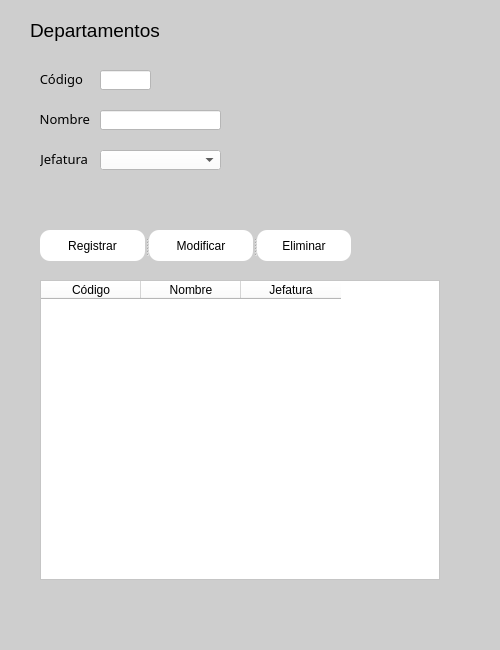
The window that src/004_departamentos.ui (rvqzs/tresPatitos) describes before a commit, drawn with Qt 5.
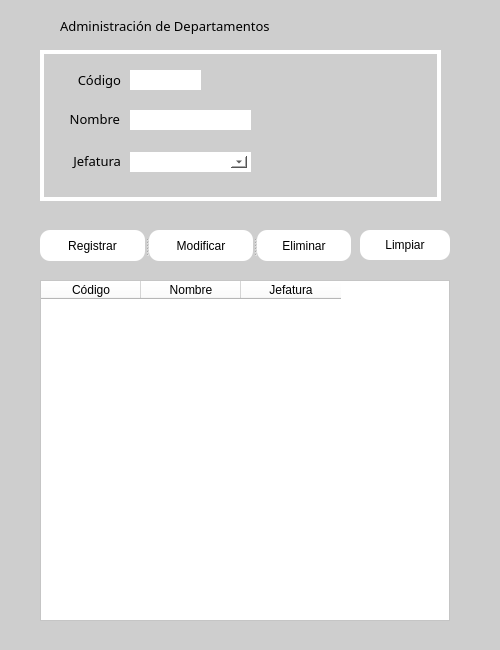
The same window after the commit. Icons and pictures are not drawn.

Commit message:
Update Ventana Departamentos #9
Mejoras de diseño, igual a Ventana Usuarios.

Verifica que no hayan dos departamentos con el mismo nombre.

Se actualiza automaticamente la tabla.

 El texto de Jefatura carga en la tabla y en Mongo al guardar un Departamento.

Mejoras en botones de registrar y editar.

limpiarDepartamentos

The edit to the form file:
```diff
--- a/src/004_departamentos.ui
+++ b/src/004_departamentos.ui
@@ -35,19 +35,27 @@
   <widget class="QLabel" name="lbl_departamentos">
    <property name="geometry">
     <rect>
-     <x>30</x>
+     <x>60</x>
      <y>10</y>
-     <width>141</width>
-     <height>41</height>
+     <width>211</width>
+     <height>31</height>
     </rect>
    </property>
    <property name="font">
     <font>
-     <pointsize>14</pointsize>
+     <family>Segoe UI Semibold</family>
+     <pointsize>10</pointsize>
+     <weight>5</weight>
+     <italic>false</italic>
+     <bold>false</bold>
     </font>
    </property>
+   <property name="styleSheet">
+    <string notr="true">font: 43 10pt &quot;Segoe UI Semibold&quot;;
+border:none;</string>
+   </property>
    <property name="text">
-    <string>Departamentos</string>
+    <string>Administración de Departamentos</string>
    </property>
   </widget>
   <widget class="QTableWidget" name="tblDepartamentos">
@@ -55,20 +63,20 @@
     <rect>
      <x>40</x>
      <y>280</y>
-     <width>400</width>
-     <height>300</height>
+     <width>410</width>
+     <height>341</height>
     </rect>
    </property>
    <property name="minimumSize">
     <size>
-     <width>400</width>
-     <height>300</height>
+     <width>410</width>
+     <height>320</height>
     </size>
    </property>
    <property name="maximumSize">
     <size>
-     <width>400</width>
-     <height>300</height>
+     <width>1500</width>
+     <height>1500</height>
     </size>
    </property>
    <property name="styleSheet">
@@ -96,144 +104,6 @@
     </property>
    </column>
   </widget>
-  <widget class="QLineEdit" name="txt_codigo">
-   <property name="geometry">
-    <rect>
-     <x>100</x>
-     <y>70</y>
-     <width>51</width>
-     <height>20</height>
-    </rect>
-   </property>
-   <property name="styleSheet">
-    <string notr="true">background-color: rgb(255, 255, 255);</string>
-   </property>
-  </widget>
-  <widget class="QLineEdit" name="txt_nombre">
-   <property name="geometry">
-    <rect>
-     <x>100</x>
-     <y>110</y>
-     <width>121</width>
-     <height>20</height>
-    </rect>
-   </property>
-   <property name="styleSheet">
-    <string notr="true">background-color: rgb(255, 255, 255);</string>
-   </property>
-  </widget>
-  <widget class="QComboBox" name="cmb_jefatura">
-   <property name="enabled">
-    <bool>true</bool>
-   </property>
-   <property name="geometry">
-    <rect>
-     <x>100</x>
-     <y>150</y>
-     <width>121</width>
-     <height>20</height>
-    </rect>
-   </property>
-   <property name="sizePolicy">
-    <sizepolicy hsizetype="Maximum" vsizetype="Fixed">
-     <horstretch>0</horstretch>
-     <verstretch>0</verstretch>
-    </sizepolicy>
-   </property>
-   <property name="styleSheet">
-    <string notr="true">background-color: rgb(255, 255, 255);</string>
-   </property>
-   <property name="editable">
-    <bool>false</bool>
-   </property>
-   <property name="currentText">
-    <string/>
-   </property>
-  </widget>
-  <widget class="QLabel" name="lbl_codigo">
-   <property name="geometry">
-    <rect>
-     <x>40</x>
-     <y>70</y>
-     <width>43</width>
-     <height>17</height>
-    </rect>
-   </property>
-   <property name="font">
-    <font>
-     <family>Segoe UI Semibold</family>
-     <pointsize>10</pointsize>
-     <weight>7</weight>
-     <italic>false</italic>
-     <bold>false</bold>
-    </font>
-   </property>
-   <property name="styleSheet">
-    <string notr="true">font: 63 10pt &quot;Segoe UI Semibold&quot;;</string>
-   </property>
-   <property name="text">
-    <string>Código</string>
-   </property>
-   <property name="alignment">
-    <set>Qt::AlignRight|Qt::AlignTrailing|Qt::AlignVCenter</set>
-   </property>
-  </widget>
-  <widget class="QLabel" name="lbl_nombre">
-   <property name="geometry">
-    <rect>
-     <x>40</x>
-     <y>110</y>
-     <width>50</width>
-     <height>17</height>
-    </rect>
-   </property>
-   <property name="font">
-    <font>
-     <family>Segoe UI Semibold</family>
-     <pointsize>10</pointsize>
-     <weight>7</weight>
-     <italic>false</italic>
-     <bold>false</bold>
-    </font>
-   </property>
-   <property name="styleSheet">
-    <string notr="true">font: 63 10pt &quot;Segoe UI Semibold&quot;;</string>
-   </property>
-   <property name="text">
-    <string>Nombre</string>
-   </property>
-   <property name="alignment">
-    <set>Qt::AlignRight|Qt::AlignTrailing|Qt::AlignVCenter</set>
-   </property>
-  </widget>
-  <widget class="QLabel" name="lbl_jefatura">
-   <property name="geometry">
-    <rect>
-     <x>40</x>
-     <y>150</y>
-     <width>48</width>
-     <height>17</height>
-    </rect>
-   </property>
-   <property name="font">
-    <font>
-     <family>Segoe UI Semibold</family>
-     <pointsize>10</pointsize>
-     <weight>7</weight>
-     <italic>false</italic>
-     <bold>false</bold>
-    </font>
-   </property>
-   <property name="styleSheet">
-    <string notr="true">font: 63 10pt &quot;Segoe UI Semibold&quot;;</string>
-   </property>
-   <property name="text">
-    <string>Jefatura</string>
-   </property>
-   <property name="alignment">
-    <set>Qt::AlignRight|Qt::AlignTrailing|Qt::AlignVCenter</set>
-   </property>
-  </widget>
   <widget class="QSplitter" name="splitter">
    <property name="geometry">
     <rect>
@@ -334,6 +204,274 @@
     </property>
    </widget>
   </widget>
+  <widget class="QLabel" name="labelHeader">
+   <property name="geometry">
+    <rect>
+     <x>20</x>
+     <y>10</y>
+     <width>31</width>
+     <height>31</height>
+    </rect>
+   </property>
+   <property name="font">
+    <font>
+     <family>Segoe UI Semibold</family>
+     <pointsize>10</pointsize>
+     <weight>7</weight>
+     <italic>false</italic>
+     <bold>false</bold>
+    </font>
+   </property>
+   <property name="styleSheet">
+    <string notr="true">font: 63 10pt &quot;Segoe UI Semibold&quot;;</string>
+   </property>
+   <property name="text">
+    <string/>
+   </property>
+   <property name="pixmap">
+    <pixmap>../res/iconDepartamentoHeader.png</pixmap>
+   </property>
+   <property name="alignment">
+    <set>Qt::AlignRight|Qt::AlignTrailing|Qt::AlignVCenter</set>
+   </property>
+  </widget>
+  <widget class="QFrame" name="frame">
+   <property name="geometry">
+    <rect>
+     <x>40</x>
+     <y>50</y>
+     <width>401</width>
+     <height>151</height>
+    </rect>
+   </property>
+   <property name="styleSheet">
+    <string notr="true">border:4px solid;
+border-color: rgb(255, 255, 255);</string>
+   </property>
+   <property name="frameShape">
+    <enum>QFrame::StyledPanel</enum>
+   </property>
+   <property name="frameShadow">
+    <enum>QFrame::Raised</enum>
+   </property>
+   <widget class="QLabel" name="lbl_codigo">
+    <property name="geometry">
+     <rect>
+      <x>30</x>
+      <y>20</y>
+      <width>51</width>
+      <height>20</height>
+     </rect>
+    </property>
+    <property name="font">
+     <font>
+      <family>Segoe UI Semibold</family>
+      <pointsize>10</pointsize>
+      <weight>7</weight>
+      <italic>false</italic>
+      <bold>false</bold>
+     </font>
+    </property>
+    <property name="styleSheet">
+     <string notr="true">font: 63 10pt &quot;Segoe UI Semibold&quot;;
+border:none;</string>
+    </property>
+    <property name="text">
+     <string>Código</string>
+    </property>
+    <property name="alignment">
+     <set>Qt::AlignRight|Qt::AlignTrailing|Qt::AlignVCenter</set>
+    </property>
+   </widget>
+   <widget class="QLabel" name="lbl_nombre">
+    <property name="geometry">
+     <rect>
+      <x>30</x>
+      <y>60</y>
+      <width>50</width>
+      <height>17</height>
+     </rect>
+    </property>
+    <property name="font">
+     <font>
+      <family>Segoe UI Semibold</family>
+      <pointsize>10</pointsize>
+      <weight>7</weight>
+      <italic>false</italic>
+      <bold>false</bold>
+     </font>
+    </property>
+    <property name="styleSheet">
+     <string notr="true">font: 63 10pt &quot;Segoe UI Semibold&quot;;
+border:none;</string>
+    </property>
+    <property name="text">
+     <string>Nombre</string>
+    </property>
+    <property name="alignment">
+     <set>Qt::AlignRight|Qt::AlignTrailing|Qt::AlignVCenter</set>
+    </property>
+   </widget>
+   <widget class="QLabel" name="lbl_jefatura">
+    <property name="geometry">
+     <rect>
+      <x>30</x>
+      <y>100</y>
+      <width>51</width>
+      <height>21</height>
+     </rect>
+    </property>
+    <property name="font">
+     <font>
+      <family>Segoe UI Semibold</family>
+      <pointsize>10</pointsize>
+      <weight>7</weight>
+      <italic>false</italic>
+      <bold>false</bold>
+     </font>
+    </property>
+    <property name="styleSheet">
+     <string notr="true">font: 63 10pt &quot;Segoe UI Semibold&quot;;
+border:none;</string>
+    </property>
+    <property name="text">
+     <string>Jefatura</string>
+    </property>
+    <property name="alignment">
+     <set>Qt::AlignRight|Qt::AlignTrailing|Qt::AlignVCenter</set>
+    </property>
+   </widget>
+   <widget class="QLineEdit" name="txt_codigo">
+    <property name="geometry">
+     <rect>
+      <x>90</x>
+      <y>20</y>
+      <width>71</width>
+      <height>20</height>
+     </rect>
+    </property>
+    <property name="styleSheet">
+     <string notr="true">background-color: rgb(255, 255, 255);</string>
+    </property>
+   </widget>
+   <widget class="QLineEdit" name="txt_nombre">
+    <property name="geometry">
+     <rect>
+      <x>90</x>
+      <y>60</y>
+      <width>121</width>
+      <height>20</height>
+     </rect>
+    </property>
+    <property name="styleSheet">
+     <string notr="true">background-color: rgb(255, 255, 255);</string>
+    </property>
+   </widget>
+   <widget class="QComboBox" name="cmb_jefatura">
+    <property name="enabled">
+     <bool>true</bool>
+    </property>
+    <property name="geometry">
+     <rect>
+      <x>90</x>
+      <y>102</y>
+      <width>121</width>
+      <height>20</height>
+     </rect>
+    </property>
+    <property name="sizePolicy">
+     <sizepolicy hsizetype="Maximum" vsizetype="Fixed">
+      <horstretch>0</horstretch>
+      <verstretch>0</verstretch>
+     </sizepolicy>
+    </property>
+    <property name="styleSheet">
+     <string notr="true">background-color: rgb(255, 255, 255);</string>
+    </property>
+    <property name="editable">
+     <bool>false</bool>
+    </property>
+    <property name="currentText">
+     <string/>
+    </property>
+   </widget>
+   <widget class="QLabel" name="lbl_codigo_2">
+    <property name="geometry">
+     <rect>
+      <x>250</x>
+      <y>20</y>
+      <width>121</width>
+      <height>101</height>
+     </rect>
+    </property>
+    <property name="font">
+     <font>
+      <family>Segoe UI Semibold</family>
+      <pointsize>10</pointsize>
+      <weight>7</weight>
+      <italic>false</italic>
+      <bold>false</bold>
+     </font>
+    </property>
+    <property name="styleSheet">
+     <string notr="true">font: 63 10pt &quot;Segoe UI Semibold&quot;;
+border:none;
+</string>
+    </property>
+    <property name="text">
+     <string/>
+    </property>
+    <property name="pixmap">
+     <pixmap>../res/icons8-stacked-organizational-chart-highlighted-parent-node-96.png</pixmap>
+    </property>
+    <property name="alignment">
+     <set>Qt::AlignRight|Qt::AlignTrailing|Qt::AlignVCenter</set>
+    </property>
+   </widget>
+  </widget>
+  <widget class="QPushButton" name="btnLimpiar">
+   <property name="geometry">
+    <rect>
+     <x>360</x>
+     <y>230</y>
+     <width>90</width>
+     <height>30</height>
+    </rect>
+   </property>
+   <property name="maximumSize">
+    <size>
+     <width>90</width>
+     <height>30</height>
+    </size>
+   </property>
+   <property name="styleSheet">
+    <string notr="true">QPushButton{
+background-color:rgb(255, 255, 255);
+border:none;
+border-radius:10px;
+font: 63 10pt &quot;Segoe UI Semibold&quot;;
+}
+
+QPushButton:hover{
+
+border:2px solid #55C1FA;
+border-radius:10px;
+}</string>
+   </property>
+   <property name="text">
+    <string>Limpiar</string>
+   </property>
+   <property name="icon">
+    <iconset>
+     <normaloff>../res/btnClear.png</normaloff>../res/btnClear.png</iconset>
+   </property>
+   <property name="iconSize">
+    <size>
+     <width>18</width>
+     <height>18</height>
+    </size>
+   </property>
+  </widget>
  </widget>
  <resources/>
  <connections/>
```
The commit also changes 3 other files.
